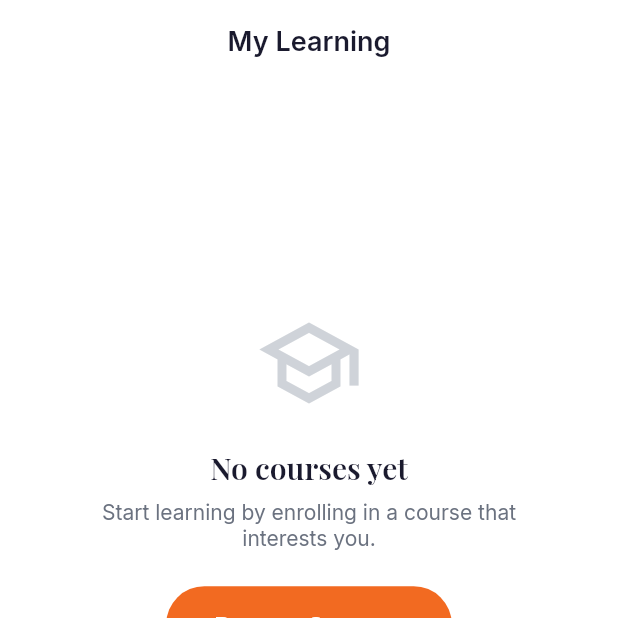
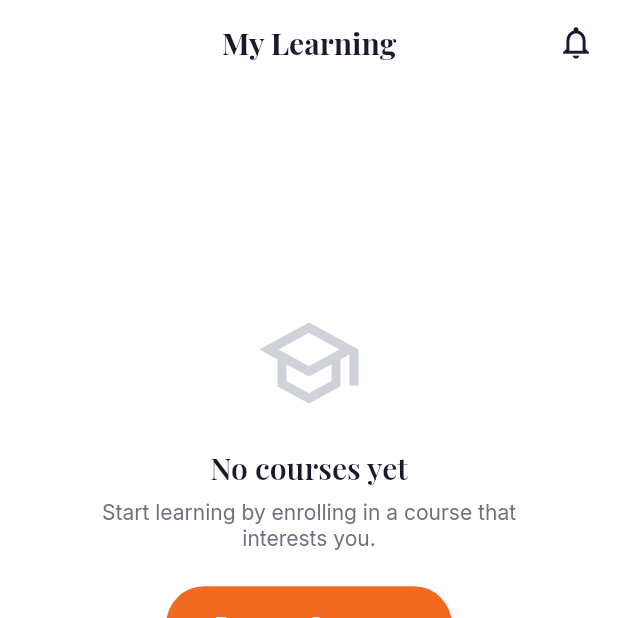
Before and after one commit to shubhranshu-248/dreamedge, a Flutter app: the screen it shows once a user with an empty profile is signed in, item 3 of the bottom bar chosen, on a phone screen of 412 x 824 dp, the top half of it. Run offline on Flutter 3.47's test engine with Material 3 defaults, Android fonts, the phone set to English and light mode, and no system bars; our stand-ins replace cached_network_image, chewie, firebase_core, firebase_messaging, flutter_local_notifications, flutter_riverpod and 6 more; accounts and stored records are empty.

Commit message:
feat: add NotificationBell to AppShell AppBar
Move AppBar from individual screens to the shell level with dynamic
titles and notification bell on all tabs. Removes duplicate Scaffold
wrappers from HomeScreen, CoursesScreen, MyLearningScreen, and
ProfileScreen.

Co-Authored-By: Claude Opus 4.6 <noreply@anthropic.com>

```diff
--- a/mobile/lib/features/learning/my_learning_screen.dart
+++ b/mobile/lib/features/learning/my_learning_screen.dart
@@ -16,10 +16,7 @@ class MyLearningScreen extends ConsumerWidget {
   Widget build(BuildContext context, WidgetRef ref) {
     final enrollmentsAsync = ref.watch(myEnrollmentsProvider);
 
-    return Scaffold(
-      backgroundColor: AppColors.white,
-      appBar: AppBar(title: const Text('My Learning')),
-      body: RefreshIndicator(
+    return RefreshIndicator(
         color: AppColors.orange,
         onRefresh: () async {
           ref.invalidate(myEnrollmentsProvider);
@@ -65,7 +62,6 @@ class MyLearningScreen extends ConsumerWidget {
             ),
           ),
         ),
-      ),
-    );
+      );
   }
 }
--- a/mobile/lib/features/shell/app_shell.dart
+++ b/mobile/lib/features/shell/app_shell.dart
@@ -1,8 +1,11 @@
 import 'package:flutter/material.dart';
+import 'package:google_fonts/google_fonts.dart';
 
+import '../../shared/theme/colors.dart';
 import '../courses/courses_screen.dart';
 import '../home/home_screen.dart';
 import '../learning/my_learning_screen.dart';
+import '../notifications/widgets/notification_bell.dart';
 import '../profile/profile_screen.dart';
 
 class AppShell extends StatefulWidget {
@@ -15,6 +18,8 @@ class AppShell extends StatefulWidget {
 class _AppShellState extends State<AppShell> {
   int _currentIndex = 0;
 
+  static const _titles = ['Dream Edge', 'Courses', 'My Learning', 'Profile'];
+
   final _screens = const [
     HomeScreen(),
     CoursesScreen(),
@@ -25,6 +30,23 @@ class _AppShellState extends State<AppShell> {
   @override
   Widget build(BuildContext context) {
     return Scaffold(
+      appBar: AppBar(
+        title: Text(
+          _titles[_currentIndex],
+          style: GoogleFonts.playfairDisplay(
+            fontWeight: FontWeight.w700,
+            fontSize: 20,
+            color: AppColors.textPrimary,
+          ),
+        ),
+        backgroundColor: AppColors.white,
+        surfaceTintColor: Colors.transparent,
+        elevation: 0,
+        actions: const [
+          NotificationBell(),
+          SizedBox(width: 4),
+        ],
+      ),
       body: IndexedStack(
         index: _currentIndex,
         children: _screens,
```
Also changed, not shown: mobile/lib/features/courses/courses_screen.dart (+2 -6 lines), mobile/lib/features/home/home_screen.dart (+3 -6 lines), mobile/lib/features/profile/profile_screen.dart (+2 -6 lines).
